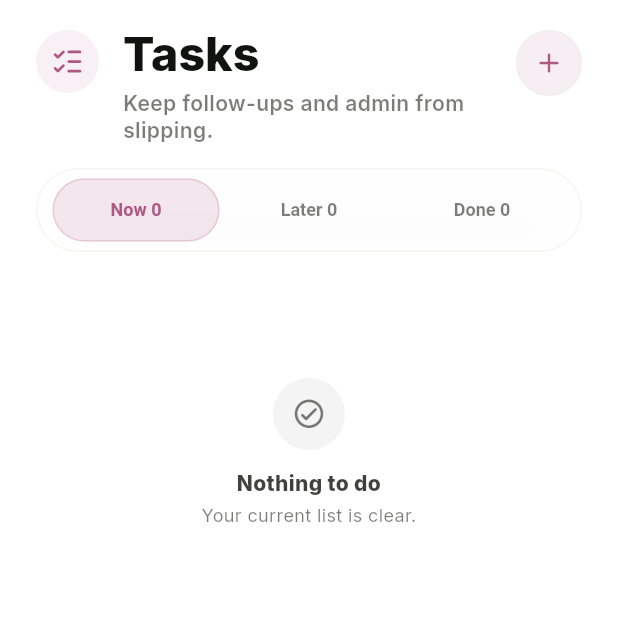
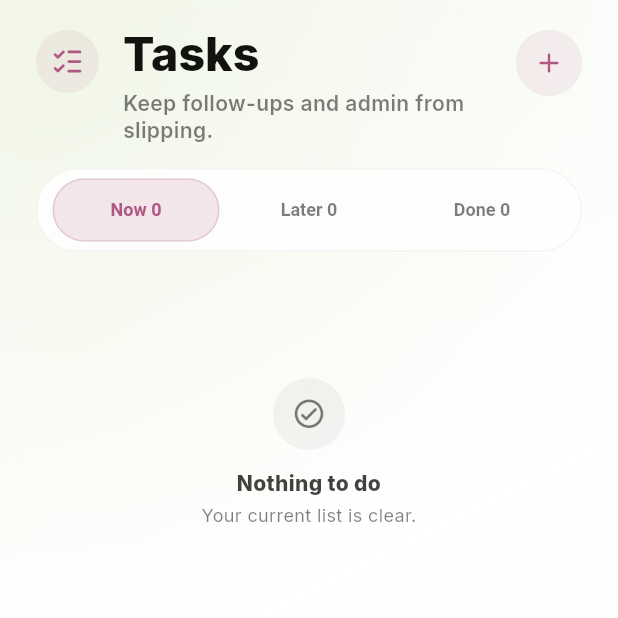
Before and after one commit to Slateapp789/Slate, a Flutter app: the TasksScreen screen opened directly, on a phone screen of 412 x 824 dp, the top half of it. Run offline on Flutter 3.47's test engine with Material 3 defaults, Android fonts, the phone set to English and light mode, and no system bars; our stand-ins replace flutter_riverpod, go_router, google_fonts, lucide_icons, shared_preferences, supabase_flutter; accounts and stored records are empty; network calls fail; statements that could not run were skipped.

Commit message:
Match tasks workspace background

```diff
--- a/lib/features/tasks/tasks_screen.dart
+++ b/lib/features/tasks/tasks_screen.dart
@@ -46,7 +46,10 @@ class _TasksScreenState extends ConsumerState<TasksScreen> {
     final tasks = ref.watch(allTasksProvider);
     return Scaffold(
       backgroundColor: AppColors.bg,
-      body: SafeArea(
+      body: Stack(
+        children: [
+          const Positioned.fill(child: WorkloopTexturedBackdrop()),
+          SafeArea(
             child: Column(
               crossAxisAlignment: CrossAxisAlignment.start,
               children: [
@@ -66,7 +69,9 @@ class _TasksScreenState extends ConsumerState<TasksScreen> {
                       icon: LucideIcons.plus,
                       semanticLabel: 'New task',
                       color: AppColors.modTasks,
-                  backgroundColor: AppColors.modTasks.withValues(alpha: 0.10),
+                      backgroundColor: AppColors.modTasks.withValues(
+                        alpha: 0.10,
+                      ),
                       onTap: () => _showTaskEditor(context),
                     ),
                   ),
@@ -103,7 +108,9 @@ class _TasksScreenState extends ConsumerState<TasksScreen> {
                               onChanged: (view) => setState(() => _view = view),
                             ),
                             const SizedBox(height: 18),
-                        if (sections.every((section) => section.tasks.isEmpty))
+                            if (sections.every(
+                              (section) => section.tasks.isEmpty,
+                            ))
                               _emptyState()
                             else
                               ...sections
@@ -125,6 +132,8 @@ class _TasksScreenState extends ConsumerState<TasksScreen> {
                 ),
               ],
             ),
+          ),
+        ],
       ),
     );
   }
```
Lines whose indentation alone changed are shown as unchanged.
